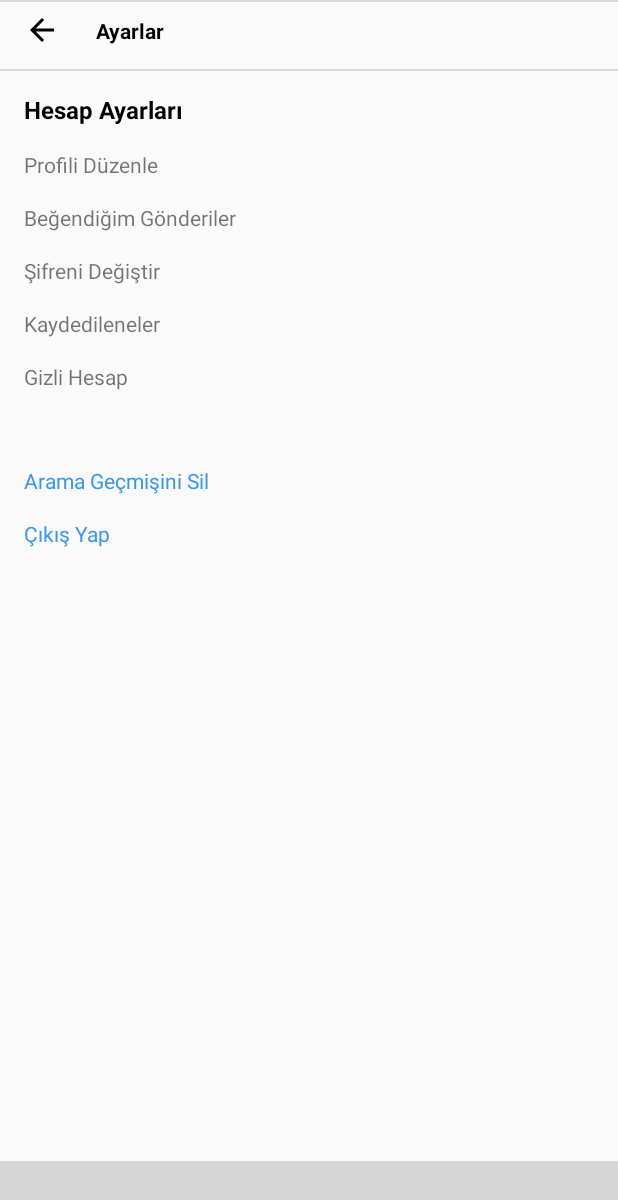
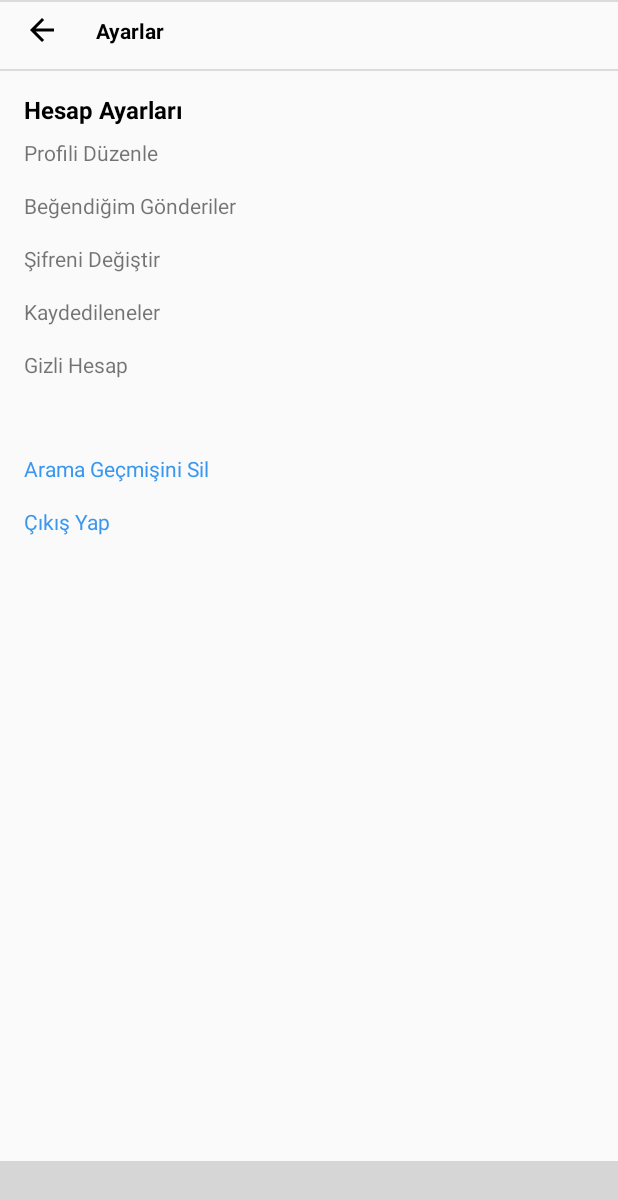
Before and after one commit to erolaksoy/instagram-clone-app-kotlin, an Android app: the ProfileSettingsActivity screen opened directly, with no data from a screen before it, on a phone screen of 412 x 824 dp. Shown: the top 1200 px of the screen. Run offline under Robolectric (Android 15) with nearby library versions, the phone set to English and light mode, and no system bars; libraries missing offline, so code that uses them is left out: com.ittianyu.bottomnavigationviewex; plain views replace BottomNavigationViewEx; 8 statements that could not run were skipped; grey boxes are pictures that could not be loaded.

Commit message:
profil-tasarimi-profilsettings

```diff
--- a/app/src/main/res/layout/activity_profile_settings.xml
+++ b/app/src/main/res/layout/activity_profile_settings.xml
@@ -51,7 +51,7 @@
             android:layout_width="0dp"
             android:layout_height="wrap_content"
             app:layout_constraintStart_toStartOf="parent" android:layout_marginStart="16dp"
-            android:id="@+id/tvProfilDuzenleHesapAyarlari" android:layout_marginTop="16dp"
+            android:id="@+id/tvProfilDuzenleHesapAyarlari" android:layout_marginTop="8dp"
             app:layout_constraintTop_toBottomOf="@+id/textView9" app:layout_constraintEnd_toEndOf="parent"
             android:layout_marginEnd="8dp"/>
     <TextView
```
